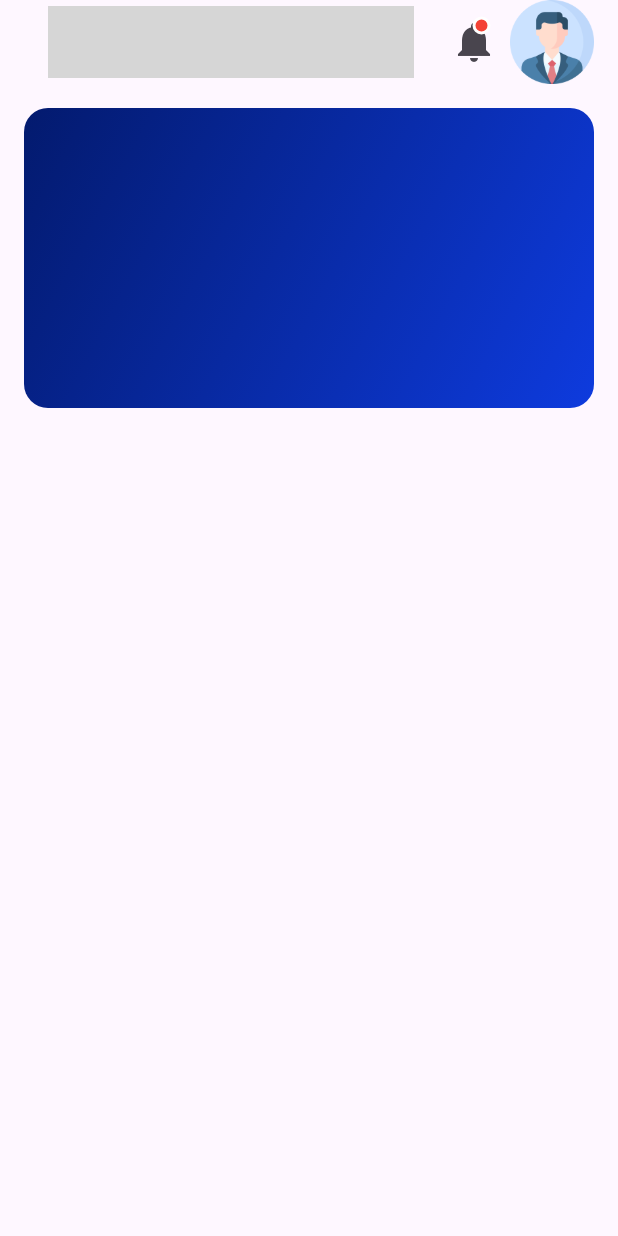
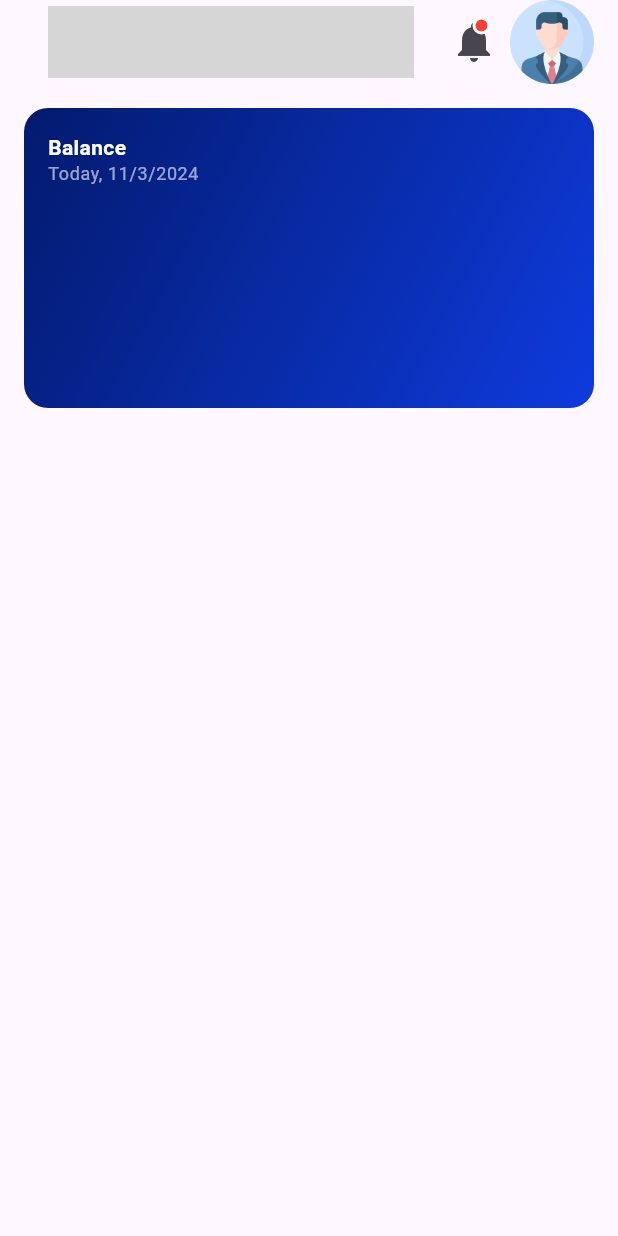
Before and after one commit to RichFlair/banking_app_ui, a Flutter app: the screen it shows after launch, on a phone screen of 412 x 824 dp. Run offline on Flutter 3.47's test engine with Material 3 defaults, Android fonts, the light colour scheme and no system bars; statements that could not run were skipped; grey boxes are pictures that could not be loaded.

Commit message:
adding balance and date

```diff
--- a/lib/ui/widgets/balance_card/balance_card.dart
+++ b/lib/ui/widgets/balance_card/balance_card.dart
@@ -1,4 +1,5 @@
 import 'package:flutter/material.dart';
+import '/ui/widgets/balance_card/widgets/balance_and_date.dart';
 import '/core/constants.dart';
 
 class BalanceCard extends StatelessWidget {
@@ -7,8 +8,10 @@ class BalanceCard extends StatelessWidget {
   @override
   Widget build(BuildContext context) {
     return Container(
+      padding: EdgeInsets.all(16),
       margin: const EdgeInsets.all(16),
       height: 200,
+      width: double.infinity,
       decoration: BoxDecoration(
         borderRadius: BorderRadius.circular(16),
         gradient: const LinearGradient(
@@ -20,6 +23,12 @@ class BalanceCard extends StatelessWidget {
           ],
         ),
       ),
+      child: Column(
+        crossAxisAlignment: CrossAxisAlignment.start,
+        children: [
+          BalanceAndDate(),
+        ],
+      ),
     );
   }
 }
--- /dev/null
+++ b/lib/ui/widgets/balance_card/widgets/balance_and_date.dart
@@ -0,0 +1,29 @@
+import 'package:flutter/material.dart';
+import '/core/extensions.dart';
+
+class BalanceAndDate extends StatelessWidget {
+  const BalanceAndDate({super.key});
+
+  @override
+  Widget build(BuildContext context) {
+    final today = DateTime.now().formattedDate;
+    return Column(
+      crossAxisAlignment: CrossAxisAlignment.start,
+      children: [
+        Text(
+          'Balance',
+          style: context.textTheme.bodyMedium!.copyWith(
+            color: Colors.white,
+            fontWeight: FontWeight.bold,
+          ),
+        ),
+        Text(
+          'Today, $today',
+          style: context.textTheme.bodySmall!.copyWith(
+            color: Colors.white60,
+          ),
+        ),
+      ],
+    );
+  }
+}
```
